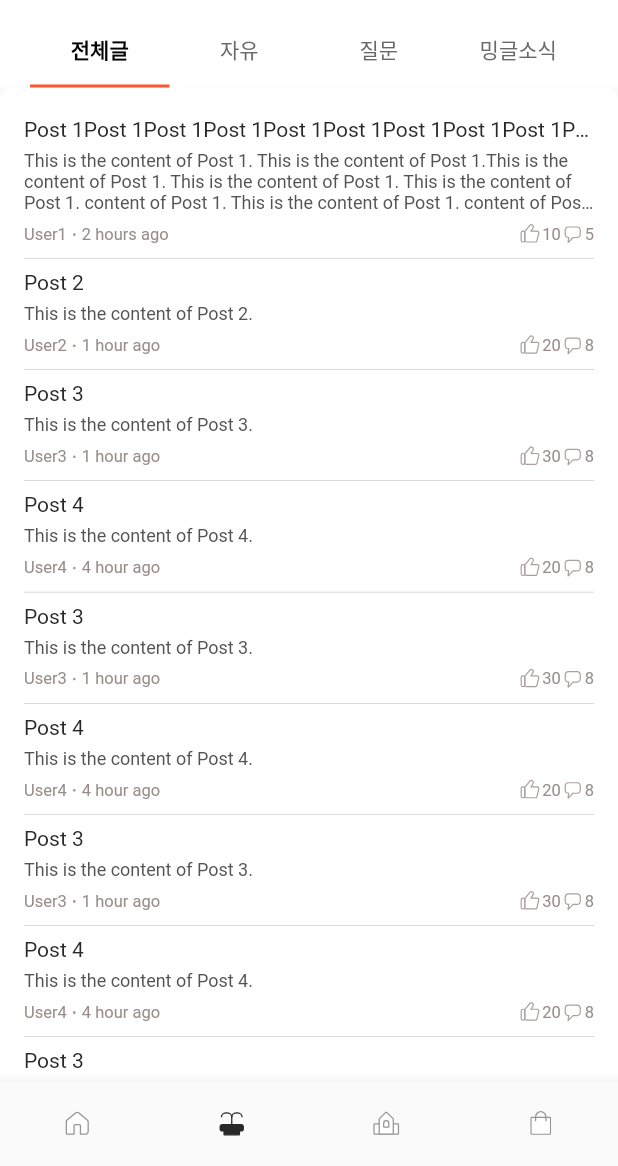
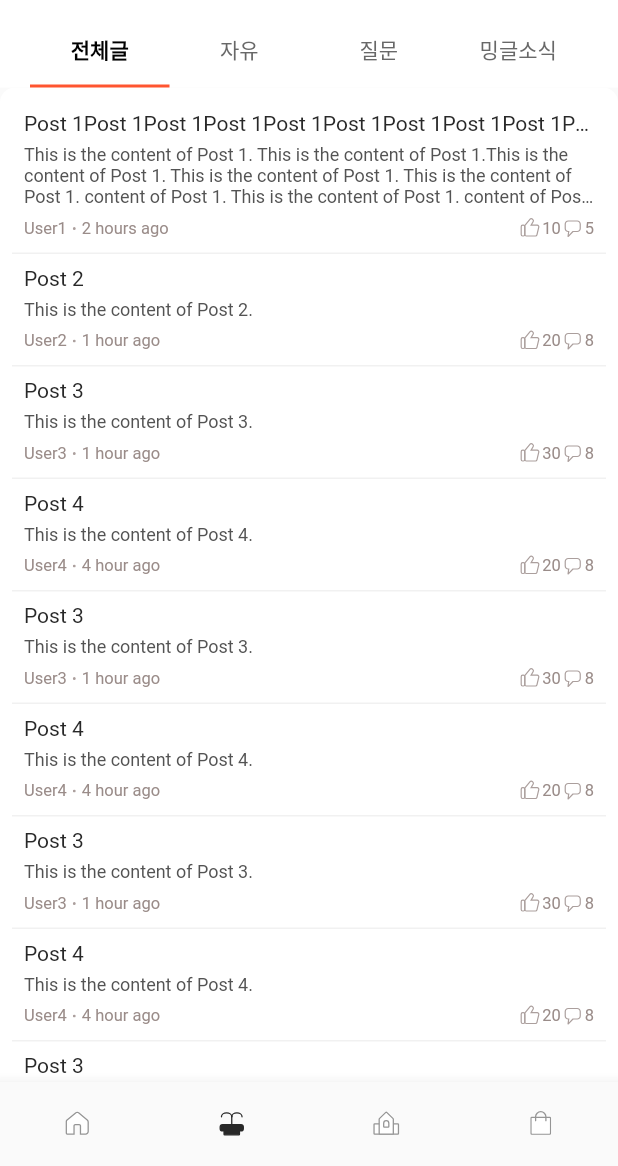
Before and after one commit to Team-Mingle/mingle-frontend, a Flutter app: the screen it shows after launch, item 2 of the bottom bar chosen, on a phone screen of 412 x 824 dp, the part 70-1236 px from its top. Run offline on Flutter 3.47's test engine with Material 2 defaults, Android fonts, the phone set to English and light mode, and no system bars; our stand-ins replace carousel_slider, dropdown_button2, flutter_riverpod, flutter_svg; network calls fail; Roboto replaces fonts that are missing (Pretendard Variable).

Commit message:
padding changed

```diff
--- a/mingle/lib/common/component/post_preview_card.dart
+++ b/mingle/lib/common/component/post_preview_card.dart
@@ -37,12 +37,16 @@ class PostPreviewCard extends StatelessWidget {
   }
 
   Widget buildDivider() {
-    final verticalPadding = cardType == CardType.home ? 10.0 : 8.0;
+    final verticalMargin = cardType == CardType.home ? 10.0 : 8.0;
+    final horizontalPadding = cardType == CardType.home ? 12.0 : 8.0;
 
-    return Container(
-      margin: EdgeInsets.symmetric(vertical: verticalPadding),
-      height: 0.1,
-      color: Colors.black,
+    return Padding(
+      padding: EdgeInsets.symmetric(horizontal: horizontalPadding),
+      child: Container(
+        margin: EdgeInsets.symmetric(vertical: verticalMargin),
+        height: 1.0,
+        color: GRAYSCALE_GRAY_01,
+      ),
     );
   }
 
@@ -53,8 +57,6 @@ class PostPreviewCard extends StatelessWidget {
         color: Colors.white,
         borderRadius: BorderRadius.circular(10),
       ),
-      child: Padding(
-        padding: const EdgeInsets.symmetric(vertical: 20, horizontal: 16),
       child: ListView.builder(
         shrinkWrap: true,
         physics: const NeverScrollableScrollPhysics(),
@@ -62,6 +64,16 @@ class PostPreviewCard extends StatelessWidget {
         itemBuilder: (context, index) {
           final post = postList[index];
           return Column(
+            children: [
+              // 첫번째 줄에만 padding
+              if (index == 0)
+                SizedBox(
+                  height: cardType == CardType.home ? 20.0 : 16.0,
+                ),
+
+              Padding(
+                padding: const EdgeInsets.symmetric(horizontal: 16),
+                child: Column(
                   children: [
                     Row(
                       children: [
@@ -175,12 +187,18 @@ class PostPreviewCard extends StatelessWidget {
                         ),
                       ],
                     ),
+                  ],
+                ),
+              ),
               if (index != postList.length - 1) buildDivider(),
+              if (index == postList.length - 1)
+                const SizedBox(
+                  height: 20.0,
+                ),
             ],
           );
         },
       ),
-      ),
     );
   }
 }
```
Lines whose indentation alone changed are shown as unchanged.
